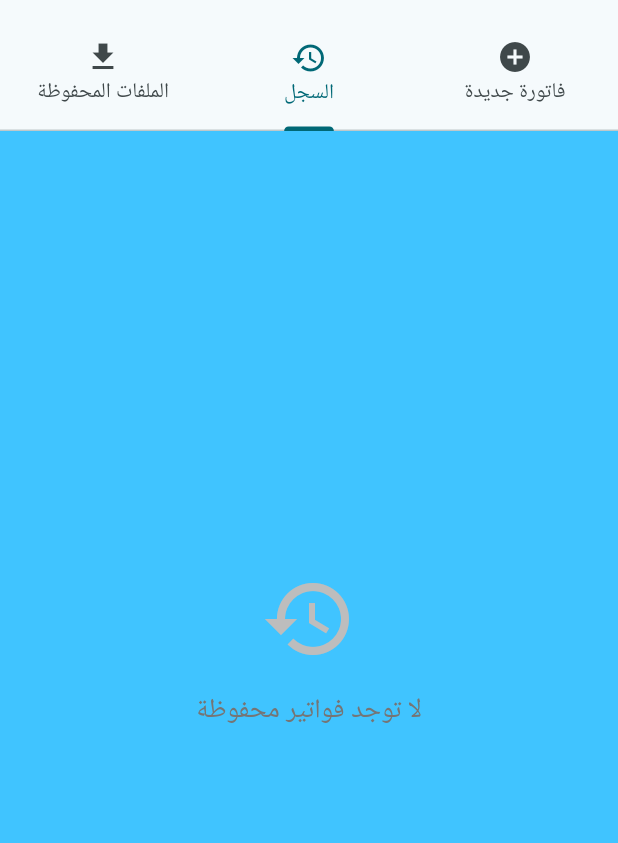
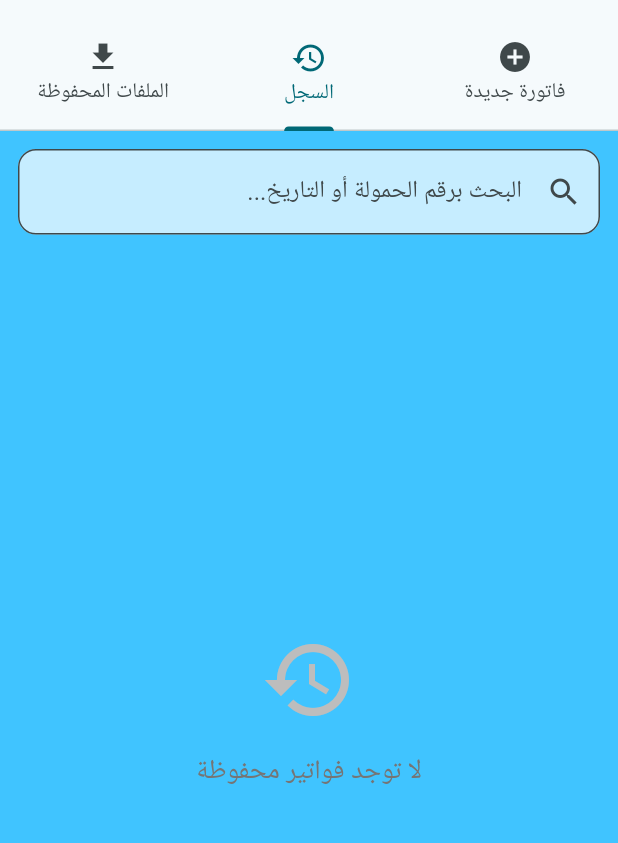
Before and after one commit to walcom/TruckWeightingAapp, a Flutter app: the screen it shows after launch, tab 2 chosen, on a phone screen of 412 x 824 dp, the part 64-907 px from its top. Run offline on Flutter 3.47's test engine with Material 3 defaults, Android fonts, the phone set to English and light mode, and no system bars; our stand-ins replace firebase_core, firebase_storage, pdf, printing, share_plus, sqflite; missing offline and left inert: encrypt; accounts and stored records are empty.

Commit message:
search in DB

```diff
--- a/lib/main.dart
+++ b/lib/main.dart
@@ -51,9 +51,11 @@ class _WeightScalePageState extends State<WeightScalePage> {
   final TextEditingController weight1Controller = TextEditingController();
   final TextEditingController weight2Controller = TextEditingController();
   final TextEditingController descriptionController = TextEditingController();
+  final TextEditingController searchController = TextEditingController();
 
   double netWeight = 0;
   bool hasCalculated = false;
+  String searchQuery = "";
 
   List<InvoiceModel> invoices = [];
   List<File> savedPDFFiles = [];
@@ -70,6 +72,7 @@ class _WeightScalePageState extends State<WeightScalePage> {
     weight1Controller.dispose();
     weight2Controller.dispose();
     descriptionController.dispose();
+    searchController.dispose();
     super.dispose();
   }
 
@@ -677,19 +680,64 @@ class _WeightScalePageState extends State<WeightScalePage> {
   }
 
   Widget _buildHistoryTab() {
-    return invoices.isEmpty
+    final filteredInvoices = invoices.where((invoice) {
+      final truckMatch =
+          invoice.shipmentId.toLowerCase().contains(searchQuery.toLowerCase());
+      final dateMatch = DateFormat('yyyy-MM-dd', 'ar_SA')
+          .format(invoice.date)
+          .contains(searchQuery);
+      return truckMatch || dateMatch;
+    }).toList();
+
+    return Column(
+      children: [
+        Padding(
+          padding: const EdgeInsets.all(12),
+          child: TextField(
+            controller: searchController,
+            onChanged: (value) {
+              setState(() {
+                searchQuery = value;
+              });
+            },
+            decoration: InputDecoration(
+              hintText: 'البحث برقم الحمولة أو التاريخ...',
+              prefixIcon: const Icon(Icons.search),
+              suffixIcon: searchQuery.isNotEmpty
+                  ? IconButton(
+                      icon: const Icon(Icons.clear),
+                      onPressed: () {
+                        searchController.clear();
+                        setState(() {
+                          searchQuery = "";
+                        });
+                      },
+                    )
+                  : null,
+              border: OutlineInputBorder(
+                borderRadius: BorderRadius.circular(12),
+              ),
+              filled: true,
+              fillColor: Colors.white70,
+            ),
+          ),
+        ),
+        Expanded(
+          child: filteredInvoices.isEmpty
               ? Center(
                   child: Column(
                     mainAxisAlignment: MainAxisAlignment.center,
                     children: [
                       Icon(
-                  Icons.history,
+                        searchQuery.isEmpty ? Icons.history : Icons.search_off,
                         size: 64,
                         color: Colors.grey.shade400,
                       ),
                       const SizedBox(height: 16),
                       Text(
-                  'لا توجد فواتير محفوظة',
+                        searchQuery.isEmpty
+                            ? 'لا توجد فواتير محفوظة'
+                            : 'لم يتم العثور على نتائج لـ "$searchQuery"',
                         style: TextStyle(
                           fontSize: 18,
                           color: Colors.grey.shade600,
@@ -699,10 +747,10 @@ class _WeightScalePageState extends State<WeightScalePage> {
                   ),
                 )
               : ListView.builder(
-            padding: const EdgeInsets.all(12),
-            itemCount: invoices.length,
+                  padding: const EdgeInsets.symmetric(horizontal: 12),
+                  itemCount: filteredInvoices.length,
                   itemBuilder: (context, index) {
-              final invoice = invoices[index];
+                    final invoice = filteredInvoices[index];
                     return Card(
                       margin: const EdgeInsets.symmetric(vertical: 8),
                       shape: RoundedRectangleBorder(
@@ -754,7 +802,7 @@ class _WeightScalePageState extends State<WeightScalePage> {
                               child: const Text('حذف'),
                               onTap: () {
                                 setState(() {
-                            invoices.removeAt(index);
+                                  invoices.remove(invoice);
                                 });
                                 _showSuccess('تم حذف الفاتورة');
                               },
@@ -764,6 +812,9 @@ class _WeightScalePageState extends State<WeightScalePage> {
                       ),
                     );
                   },
+                ),
+        ),
+      ],
     );
   }
 
```
Lines whose indentation alone changed are shown as unchanged.
